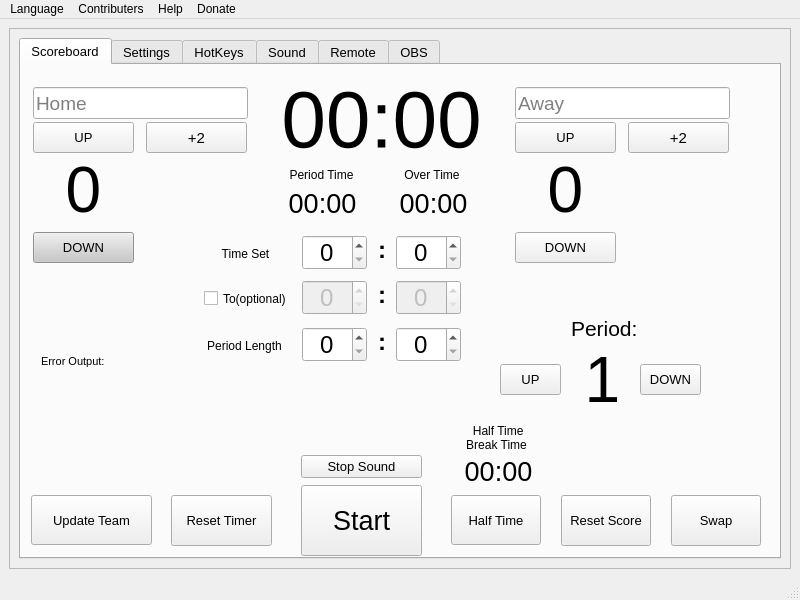
This is mainwindow.ui in wojtekbut/Scoreboard_py as Qt 5 draws it before an edit. The edited form follows.
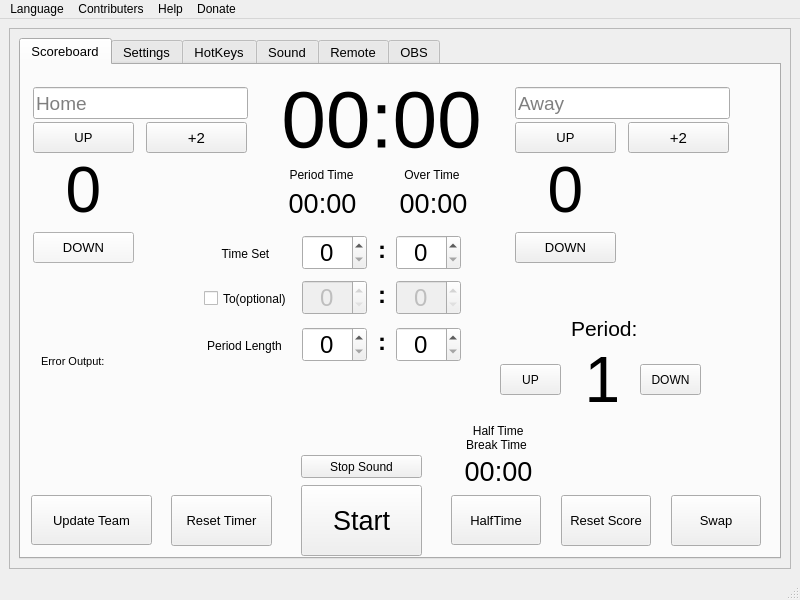
This is the edited form. The open tabs and pages were chosen to show the change.

The edit to the form file:
```diff
--- a/mainwindow.ui
+++ b/mainwindow.ui
@@ -13,6 +13,9 @@
   <property name="windowTitle">
    <string>MainWindow</string>
   </property>
+  <property name="styleSheet">
+   <string notr="true"/>
+  </property>
   <widget class="QWidget" name="centralwidget">
    <layout class="QGridLayout" name="gridLayout_2">
     <item row="0" column="0">
@@ -51,6 +54,9 @@
             <property name="autoFillBackground">
              <bool>false</bool>
             </property>
+            <property name="styleSheet">
+             <string notr="true"/>
+            </property>
             <property name="tabPosition">
              <enum>QTabWidget::North</enum>
             </property>
@@ -58,6 +64,13 @@
              <number>5</number>
             </property>
             <widget class="QWidget" name="ScoreBoard">
+             <property name="styleSheet">
+              <string notr="true">#tabWidget {background-color:rgb(24, 247, 247)}
+
+QPushButton { background: red }
+
+.QPushButton {background-color:rgb(240, 240, 240)}</string>
+             </property>
              <attribute name="title">
               <string>Scoreboard</string>
              </attribute>
@@ -218,102 +231,17 @@
                 <verstretch>0</verstretch>
                </sizepolicy>
               </property>
-              <property name="palette">
-               <palette>
-                <active>
-                 <colorrole role="Button">
-                  <brush brushstyle="SolidPattern">
-                   <color alpha="255">
-                    <red>200</red>
-                    <green>200</green>
-                    <blue>200</blue>
-                   </color>
-                  </brush>
-                 </colorrole>
-                 <colorrole role="Base">
-                  <brush brushstyle="SolidPattern">
-                   <color alpha="255">
-                    <red>200</red>
-                    <green>200</green>
-                    <blue>200</blue>
-                   </color>
-                  </brush>
-                 </colorrole>
-                 <colorrole role="Window">
-                  <brush brushstyle="SolidPattern">
-                   <color alpha="255">
-                    <red>200</red>
-                    <green>200</green>
-                    <blue>200</blue>
-                   </color>
-                  </brush>
-                 </colorrole>
-                </active>
-                <inactive>
-                 <colorrole role="Button">
-                  <brush brushstyle="SolidPattern">
-                   <color alpha="255">
-                    <red>200</red>
-                    <green>200</green>
-                    <blue>200</blue>
-                   </color>
-                  </brush>
-                 </colorrole>
-                 <colorrole role="Base">
-                  <brush brushstyle="SolidPattern">
-                   <color alpha="255">
-                    <red>200</red>
-                    <green>200</green>
-                    <blue>200</blue>
-                   </color>
-                  </brush>
-                 </colorrole>
-                 <colorrole role="Window">
-                  <brush brushstyle="SolidPattern">
-                   <color alpha="255">
-                    <red>200</red>
-                    <green>200</green>
-                    <blue>200</blue>
-                   </color>
-                  </brush>
-                 </colorrole>
-                </inactive>
-                <disabled>
-                 <colorrole role="Button">
-                  <brush brushstyle="SolidPattern">
-                   <color alpha="255">
-                    <red>200</red>
-                    <green>200</green>
-                    <blue>200</blue>
-                   </color>
-                  </brush>
-                 </colorrole>
-                 <colorrole role="Base">
-                  <brush brushstyle="SolidPattern">
-                   <color alpha="255">
-                    <red>200</red>
-                    <green>200</green>
-                    <blue>200</blue>
-                   </color>
-                  </brush>
-                 </colorrole>
-                 <colorrole role="Window">
-                  <brush brushstyle="SolidPattern">
-                   <color alpha="255">
-                    <red>200</red>
-                    <green>200</green>
-                    <blue>200</blue>
-                   </color>
-                  </brush>
-                 </colorrole>
-                </disabled>
-               </palette>
-              </property>
               <property name="font">
                <font>
                 <pointsize>10</pointsize>
                </font>
               </property>
+              <property name="autoFillBackground">
+               <bool>false</bool>
+              </property>
+              <property name="styleSheet">
+               <string notr="true">.QPushButton {background-color:rgb(247, 247, 247)}</string>
+              </property>
               <property name="text">
                <string>DOWN</string>
               </property>
@@ -1011,7 +939,13 @@
                </font>
               </property>
               <property name="text">
-               <string>Half Time</string>
+               <string>HalfTime</string>
+              </property>
+              <property name="checkable">
+               <bool>false</bool>
+              </property>
+              <property name="checked">
+               <bool>false</bool>
               </property>
              </widget>
              <widget class="QPushButton" name="ResetTimer_Button">
```
Left out of the diff: 63 changed lines with no effect on the pictures.
